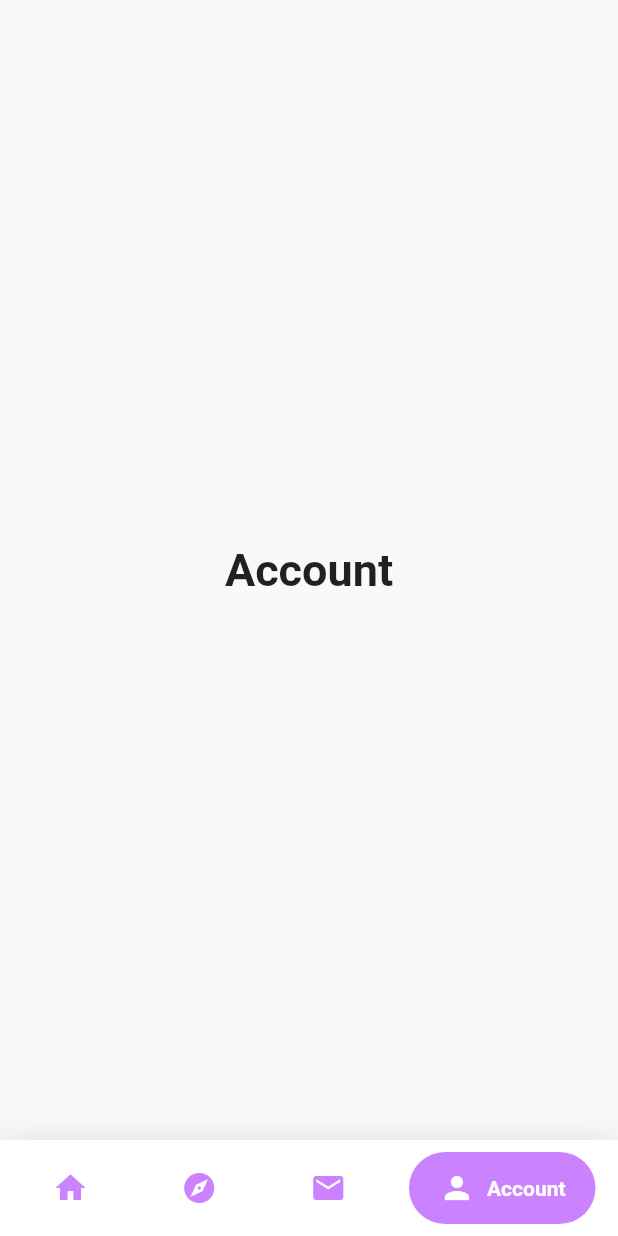
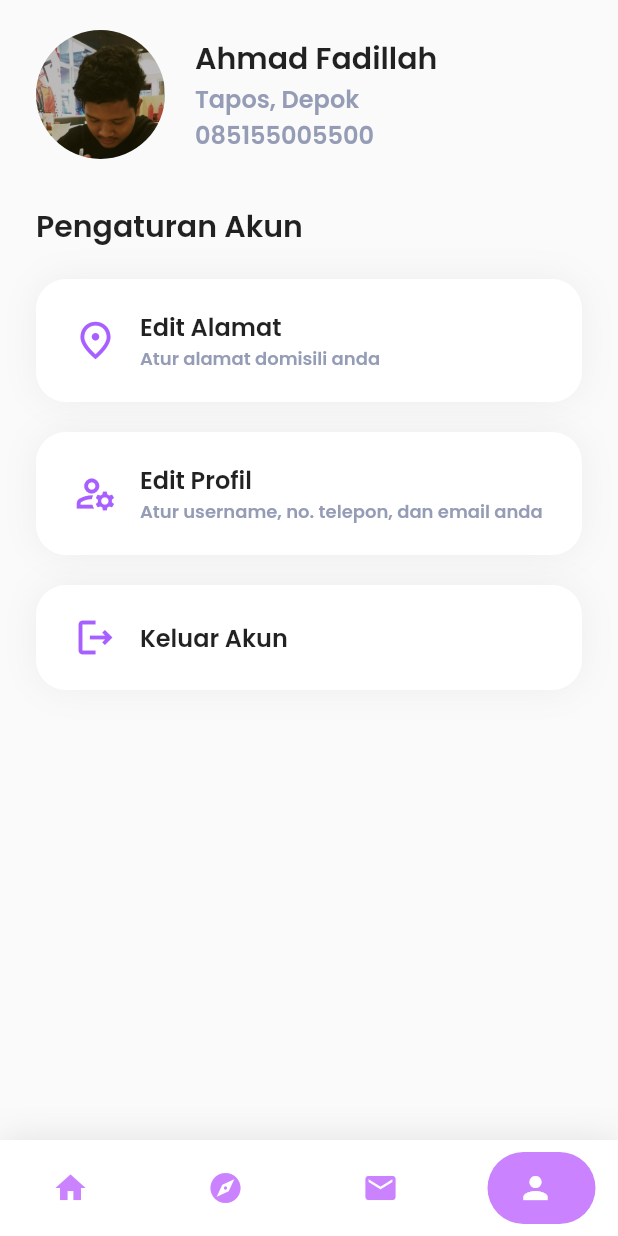
Before and after one commit to afustrator/animal_adopt, a Flutter app: the BottomNavbar screen opened directly, item 4 of the bottom bar chosen, on a phone screen of 412 x 824 dp. Run offline on Flutter 3.47's test engine with Material 2 defaults, Android fonts, the phone set to English and light mode, and no system bars; drawn by our look-alikes of google_nav_bar; our stand-ins replace google_fonts.

Commit message:
add acount page screen, and update some file

```diff
--- a/lib/main.dart
+++ b/lib/main.dart
@@ -12,6 +12,7 @@ class MyApp extends StatelessWidget {
   @override
   Widget build(BuildContext context) {
     return MaterialApp(
+      debugShowCheckedModeBanner: false,
       title: 'Animal Adopt',
       theme: ThemeData(
         backgroundColor: backgroundColor,
--- a/lib/models/message.dart
+++ b/lib/models/message.dart
@@ -1,46 +1,64 @@
 class Message {
-  String imageAvatar;
+  String ownerAvatar;
+  String myAvatar;
   String name;
-  String textChat;
+  List ownerChat;
+  List myChat;
   int time;
 
   Message({
-    required this.imageAvatar,
+    required this.ownerAvatar,
+    required this.myAvatar,
     required this.name,
-    required this.textChat,
+    required this.ownerChat,
+    required this.myChat,
     required this.time,
   });
 }
 
 var messageList = [
   Message(
-    imageAvatar: 'assets/images/avatar1.png',
+    ownerAvatar: 'assets/images/avatar1.png',
+    myAvatar: '',
     name: 'David Anderson',
-    textChat: 'Me : Ok no problem, thank for...',
+    ownerChat: [
+      'David: Sorry, your location is very far from my place.',
+    ],
+    myChat: [
+      'Me: Ok no problem, thank you for the reply.',
+    ],
     time: 4,
   ),
   Message(
-    imageAvatar: 'assets/images/avatar2.png',
+    ownerAvatar: 'assets/images/avatar2.png',
+    myAvatar: '',
     name: 'Jack Lobanov',
-    textChat: 'Jack Lobanov : Yes but you...',
+    ownerChat: ['Jack: Yes but you...'],
+    myChat: [],
     time: 8,
   ),
   Message(
-    imageAvatar: 'assets/images/avatar3.png',
+    ownerAvatar: 'assets/images/avatar3.png',
+    myAvatar: '',
     name: 'Arianne Madilva',
-    textChat: 'Me : His looks cute can I adopt...',
+    ownerChat: ['Madilva: His looks cute can I adopt...'],
+    myChat: [],
     time: 12,
   ),
   Message(
-    imageAvatar: 'assets/images/avatar4.png',
+    ownerAvatar: 'assets/images/avatar4.png',
+    myAvatar: '',
     name: 'Yarui Mikasa',
-    textChat: 'Me : His looks cute can...',
+    ownerChat: ['Yarui: His looks cute can...'],
+    myChat: [],
     time: 12,
   ),
   Message(
-    imageAvatar: 'assets/images/avatar5.png',
+    ownerAvatar: 'assets/images/avatar5.png',
+    myAvatar: '',
     name: 'Robert Beyone',
-    textChat: 'Me : His looks pretty I love it...',
+    ownerChat: ['Robert: His looks pretty I love it...'],
+    myChat: [],
     time: 2,
   ),
 ];
--- /dev/null
+++ b/lib/pages/account_screen.dart
@@ -0,0 +1,258 @@
+import 'package:animal_adopt/theme.dart';
+import 'package:flutter/material.dart';
+
+class AccountScreen extends StatelessWidget {
+  const AccountScreen({Key? key}) : super(key: key);
+
+  @override
+  Widget build(BuildContext context) {
+    return Scaffold(
+      body: SafeArea(
+        child: Column(
+          crossAxisAlignment: CrossAxisAlignment.start,
+          children: [
+            SizedBox(
+              height: 20,
+            ),
+            Flexible(
+              flex: 2,
+              child: Padding(
+                padding: EdgeInsets.fromLTRB(24, 0, 24, 0),
+                child: Container(
+                  // height: 300,
+                  child: Row(
+                    children: [
+                      Expanded(
+                        flex: 1,
+                        child: ClipRRect(
+                          borderRadius: BorderRadius.circular(50),
+                          child: Image.asset(
+                            'assets/images/my-avatar.png',
+                            width: MediaQuery.of(context).size.width / 4,
+                          ),
+                        ),
+                      ),
+                      SizedBox(
+                        width: 20,
+                      ),
+                      Expanded(
+                        flex: 3,
+                        child: Text.rich(
+                          TextSpan(
+                            text: 'Ahmad Fadillah\n',
+                            style: bodyTextStyle.copyWith(
+                              fontSize: 20,
+                              fontWeight: FontWeight.w600,
+                            ),
+                            children: [
+                              TextSpan(
+                                text: 'Tapos, Depok\n',
+                                style: bodyTextStyle.copyWith(
+                                  fontSize: 16,
+                                  color: accentTextColor,
+                                ),
+                              ),
+                              TextSpan(
+                                text: '085155005500',
+                                style: bodyTextStyle.copyWith(
+                                  fontSize: 16,
+                                  color: accentTextColor,
+                                ),
+                              ),
+                            ],
+                          ),
+                        ),
+                      ),
+                    ],
+                  ),
+                ),
+              ),
+            ),
+            SizedBox(
+              height: 30,
+            ),
+            Flexible(
+              flex: 1,
+              child: Padding(
+                padding: const EdgeInsets.fromLTRB(24, 0, 24, 0),
+                child: Text(
+                  'Pengaturan Akun',
+                  style: bodyTextStyle.copyWith(
+                    fontSize: 20,
+                    fontWeight: FontWeight.w600,
+                  ),
+                ),
+              ),
+            ),
+            SizedBox(
+              height: 20,
+            ),
+            Flexible(
+              flex: 1,
+              child: Padding(
+                padding: const EdgeInsets.fromLTRB(24, 0, 24, 0),
+                child: Container(
+                  width: MediaQuery.of(context).size.width,
+                  // height: 200,
+                  padding: EdgeInsets.fromLTRB(20, 20, 20, 20),
+                  decoration: BoxDecoration(
+                    color: Colors.white,
+                    boxShadow: [
+                      BoxShadow(
+                        blurRadius: 20,
+                        color: Colors.black.withOpacity(.05),
+                      )
+                    ],
+                    borderRadius: BorderRadius.circular(20),
+                  ),
+                  child: Row(
+                    children: [
+                      Expanded(
+                        flex: 1,
+                        child: Icon(
+                          Icons.place_outlined,
+                          size: 30,
+                          color: secondaryColor,
+                        ),
+                      ),
+                      SizedBox(
+                        width: 10,
+                      ),
+                      Expanded(
+                        flex: 7,
+                        child: Text.rich(
+                          TextSpan(
+                            text: 'Edit Alamat\n',
+                            style: bodyTextStyle.copyWith(
+                              fontSize: 16,
+                              fontWeight: FontWeight.w600,
+                            ),
+                            children: [
+                              TextSpan(
+                                  text: 'Atur alamat domisili anda',
+                                  style: bodyTextStyle.copyWith(
+                                    fontSize: 12,
+                                    color: accentTextColor,
+                                  )),
+                            ],
+                          ),
+                        ),
+                      ),
+                    ],
+                  ),
+                ),
+              ),
+            ),
+            SizedBox(
+              height: 20,
+            ),
+            Flexible(
+              flex: 1,
+              child: Padding(
+                padding: const EdgeInsets.fromLTRB(24, 0, 24, 0),
+                child: Container(
+                  width: MediaQuery.of(context).size.width,
+                  padding: EdgeInsets.fromLTRB(20, 20, 20, 20),
+                  decoration: BoxDecoration(
+                    color: Colors.white,
+                    boxShadow: [
+                      BoxShadow(
+                        blurRadius: 20,
+                        color: Colors.black.withOpacity(.05),
+                      )
+                    ],
+                    borderRadius: BorderRadius.circular(20),
+                  ),
+                  child: Row(
+                    children: [
+                      Expanded(
+                        flex: 1,
+                        child: Icon(
+                          Icons.manage_accounts_outlined,
+                          size: 30,
+                          color: secondaryColor,
+                        ),
+                      ),
+                      SizedBox(
+                        width: 10,
+                      ),
+                      Expanded(
+                        flex: 7,
+                        child: Text.rich(
+                          TextSpan(
+                            text: 'Edit Profil\n',
+                            style: bodyTextStyle.copyWith(
+                              fontSize: 16,
+                              fontWeight: FontWeight.w600,
+                            ),
+                            children: [
+                              TextSpan(
+                                  text:
+                                      'Atur username, no. telepon, dan email anda',
+                                  style: bodyTextStyle.copyWith(
+                                    fontSize: 12,
+                                    color: accentTextColor,
+                                  )),
+                            ],
+                          ),
+                        ),
+                      ),
+                    ],
+                  ),
+                ),
+              ),
+            ),
+            SizedBox(
+              height: 20,
+            ),
+            Flexible(
+              flex: 1,
+              child: Padding(
+                padding: const EdgeInsets.fromLTRB(24, 0, 24, 0),
+                child: Container(
+                  width: MediaQuery.of(context).size.width,
+                  padding: EdgeInsets.fromLTRB(20, 20, 20, 20),
+                  decoration: BoxDecoration(
+                    color: Colors.white,
+                    boxShadow: [
+                      BoxShadow(
+                        blurRadius: 20,
+                        color: Colors.black.withOpacity(.05),
+                      )
+                    ],
+                    borderRadius: BorderRadius.circular(20),
+                  ),
+                  child: Row(
+                    children: [
+                      Expanded(
+                        flex: 1,
+                        child: Icon(
+                          Icons.logout_outlined,
+                          size: 30,
+                          color: secondaryColor,
+                        ),
+                      ),
+                      SizedBox(
+                        width: 10,
+                      ),
+                      Expanded(
+                        flex: 7,
+                        child: Text(
+                          'Keluar Akun',
+                          style: bodyTextStyle.copyWith(
+                            fontSize: 16,
+                            fontWeight: FontWeight.w600,
+                          ),
+                        ),
+                      ),
+                    ],
+                  ),
+                ),
+              ),
+            ),
+          ],
+        ),
+      ),
+    );
+  }
+}
--- a/lib/pages/discover_screen.dart
+++ b/lib/pages/discover_screen.dart
@@ -169,7 +169,7 @@ class DiscoverScreen extends StatelessWidget {
                   height: 20,
                 ),
                 Container(
-                  height: 225,
+                  height: 200,
                   child: ListView.builder(
                     scrollDirection: Axis.horizontal,
                     itemBuilder: ((context, index) {
@@ -187,7 +187,7 @@ class DiscoverScreen extends StatelessWidget {
                             left: 10,
                           ),
                           width: MediaQuery.of(context).size.width / 3,
-                          height: MediaQuery.of(context).size.height / 5,
+                          // height: MediaQuery.of(context).size.height,
                           decoration: BoxDecoration(
                             color: Colors.white,
                             boxShadow: [
@@ -201,7 +201,9 @@ class DiscoverScreen extends StatelessWidget {
                           child: Column(
                             crossAxisAlignment: CrossAxisAlignment.start,
                             children: [
-                              Container(
+                              Expanded(
+                                flex: 1,
+                                child: Container(
                                   width: MediaQuery.of(context).size.width / 3,
                                   decoration: BoxDecoration(
                                     boxShadow: [
@@ -216,11 +218,13 @@ class DiscoverScreen extends StatelessWidget {
                                       ClipRRect(
                                         borderRadius: BorderRadius.circular(20),
                                         child: Container(
-                                        width:
-                                            MediaQuery.of(context).size.width /
+                                          width: MediaQuery.of(context)
+                                                  .size
+                                                  .width /
                                               3,
-                                        height:
-                                            MediaQuery.of(context).size.height /
+                                          height: MediaQuery.of(context)
+                                                  .size
+                                                  .height /
                                               6,
                                           child: Hero(
                                             tag: 'imageHero$index',
@@ -273,6 +277,11 @@ class DiscoverScreen extends StatelessWidget {
                                     ],
                                   ),
                                 ),
+                              ),
+                              Expanded(
+                                flex: 1,
+                                child: Column(
+                                  children: [
                                     Container(
                                       margin: EdgeInsets.fromLTRB(14, 10, 0, 0),
                                       child: Text(
@@ -284,7 +293,8 @@ class DiscoverScreen extends StatelessWidget {
                                       ),
                                     ),
                                     Container(
-                                padding: EdgeInsets.fromLTRB(10, 3, 10, 3),
+                                      padding:
+                                          EdgeInsets.fromLTRB(10, 3, 10, 3),
                                       margin: EdgeInsets.fromLTRB(14, 8, 0, 0),
                                       decoration: BoxDecoration(
                                         color: accentTextColor.withOpacity(0.2),
@@ -298,6 +308,10 @@ class DiscoverScreen extends StatelessWidget {
                                         ),
                                       ),
                                     ),
+                                  ],
+                                ),
+                              ),
+                              // SizedBox(height: 20,),
                             ],
                           ),
                         ),
--- a/lib/pages/home_screen.dart
+++ b/lib/pages/home_screen.dart
@@ -1,11 +1,12 @@
 import 'package:animal_adopt/models/card_pet.dart';
+import 'package:animal_adopt/pages/detail_pet.dart';
 import 'package:animal_adopt/pages/pet_list.dart';
 import 'package:animal_adopt/theme.dart';
 import 'package:animal_adopt/widgets/tabs_home.dart';
 import 'package:flutter/material.dart';
 
 class HomeScreen extends StatelessWidget {
-  const HomeScreen({super.key});
+  const HomeScreen({Key? key}) : super(key: key);
 
   @override
   Widget build(BuildContext context) {
--- a/lib/pages/message_screen.dart
+++ b/lib/pages/message_screen.dart
@@ -205,7 +205,7 @@ class MessageScreen extends StatelessWidget {
                                       child: ClipRRect(
                                         borderRadius: BorderRadius.circular(50),
                                         child: Image.asset(
-                                          message.imageAvatar,
+                                          message.ownerAvatar,
                                         ),
                                       ),
                                     ),
@@ -229,7 +229,7 @@ class MessageScreen extends StatelessWidget {
                                           ),
                                         ),
                                         Text(
-                                          message.textChat,
+                                          message.ownerChat[0],
                                           style: bodyTextStyle.copyWith(
                                             fontSize: 12,
                                             color: accentTextColor,
--- a/lib/pages/pet_list.dart
+++ b/lib/pages/pet_list.dart
@@ -206,7 +206,7 @@ class PetList extends StatelessWidget {
                               Positioned(
                                 bottom: 0,
                                 child: Container(
-                                  padding: EdgeInsets.fromLTRB(30, 14, 30, 14),
+                                  padding: EdgeInsets.fromLTRB(20, 14, 20, 14),
                                   width: MediaQuery.of(context).size.width - 48,
                                   decoration: BoxDecoration(
                                     color: Colors.white,
@@ -217,8 +217,11 @@ class PetList extends StatelessWidget {
                                   child: Row(
                                     mainAxisAlignment:
                                         MainAxisAlignment.spaceBetween,
+                                    mainAxisSize: MainAxisSize.min,
                                     children: [
-                                      Column(
+                                      Expanded(
+                                        flex: 5,
+                                        child: Column(
                                           crossAxisAlignment:
                                               CrossAxisAlignment.start,
                                           children: [
@@ -244,7 +247,7 @@ class PetList extends StatelessWidget {
                                                 Text(
                                                   pet.location,
                                                   style: bodyTextStyle.copyWith(
-                                                  fontSize: 12,
+                                                    fontSize: 10,
                                                     color: accentTextColor,
                                                   ),
                                                 ),
@@ -262,7 +265,8 @@ class PetList extends StatelessWidget {
                                                     color: accentTextColor
                                                         .withOpacity(0.3),
                                                     borderRadius:
-                                                      BorderRadius.circular(5),
+                                                        BorderRadius.circular(
+                                                            5),
                                                   ),
                                                   child: Text(
                                                     pet.gender,
@@ -279,7 +283,8 @@ class PetList extends StatelessWidget {
                                                     color: accentTextColor
                                                         .withOpacity(0.3),
                                                     borderRadius:
-                                                      BorderRadius.circular(5),
+                                                        BorderRadius.circular(
+                                                            5),
                                                   ),
                                                   child: Text(
                                                     '${pet.age} Months',
@@ -290,7 +295,9 @@ class PetList extends StatelessWidget {
                                             ),
                                           ],
                                         ),
-                                      Container(
+                                      ),
+                                      Expanded(
+                                        child: Container(
                                           decoration: BoxDecoration(
                                             color: primaryColor,
                                             borderRadius:
@@ -301,6 +308,7 @@ class PetList extends StatelessWidget {
                                             icon: Icon(
                                               Icons.sms,
                                               color: Colors.white,
+                                            ),
                                           ),
                                         ),
                                       ),
--- a/lib/widgets/bottom_nav_bar.dart
+++ b/lib/widgets/bottom_nav_bar.dart
@@ -1,3 +1,5 @@
+import 'package:animal_adopt/models/card_pet.dart';
+import 'package:animal_adopt/pages/account_screen.dart';
 import 'package:animal_adopt/pages/discover_screen.dart';
 import 'package:animal_adopt/pages/home_screen.dart';
 import 'package:animal_adopt/pages/message_screen.dart';
@@ -6,7 +8,7 @@ import 'package:flutter/material.dart';
 import 'package:google_nav_bar/google_nav_bar.dart';
 
 class BottomNavbar extends StatefulWidget {
-  BottomNavbar({Key? key}) : super(key: key);
+  const BottomNavbar({Key? key}) : super(key: key);
 
   @override
   State<BottomNavbar> createState() => _BottomNavbarState();
@@ -16,14 +18,11 @@ class _BottomNavbarState extends State<BottomNavbar> {
   int _selectedIndex = 0;
   static const TextStyle optionStyle =
       TextStyle(fontSize: 30, fontWeight: FontWeight.w600);
-  static const List<Widget> _widgetOptions = <Widget>[
+  static List<Widget> _widgetOptions = <Widget>[
     HomeScreen(),
     DiscoverScreen(),
     MessageScreen(),
-    Text(
-      'Account',
-      style: optionStyle,
-    ),
+    AccountScreen(),
   ];
 
   @override
@@ -59,19 +58,15 @@ class _BottomNavbarState extends State<BottomNavbar> {
               tabs: [
                 GButton(
                   icon: Icons.home,
-                  text: 'Home',
                 ),
                 GButton(
                   icon: Icons.explore,
-                  text: 'Discover',
                 ),
                 GButton(
                   icon: Icons.email,
-                  text: 'Message',
                 ),
                 GButton(
                   icon: Icons.person,
-                  text: 'Account',
                 ),
               ],
               selectedIndex: _selectedIndex,
```
Also changed, not shown: assets/images/my-avatar.png (added). Lines whose indentation alone changed are shown as unchanged.
